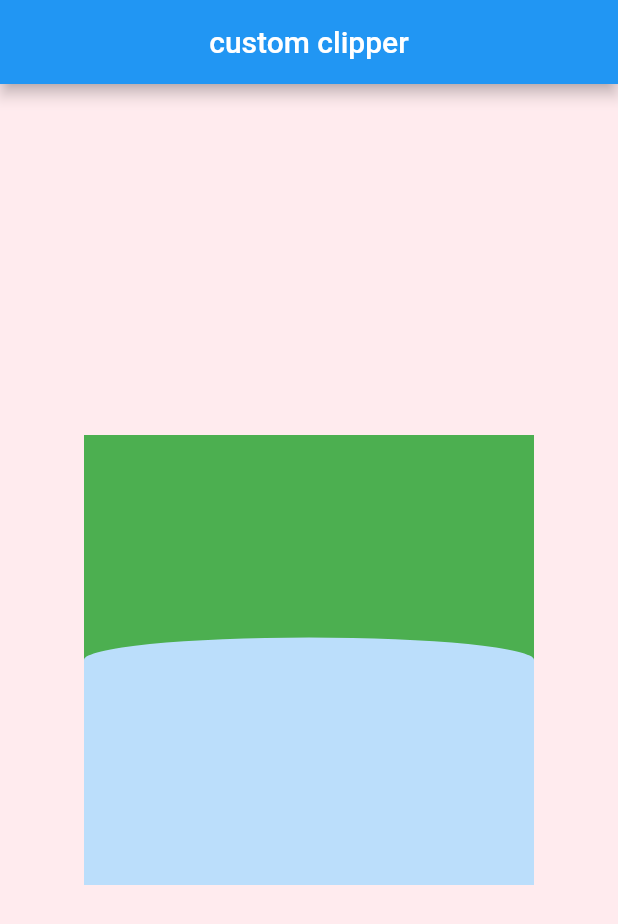
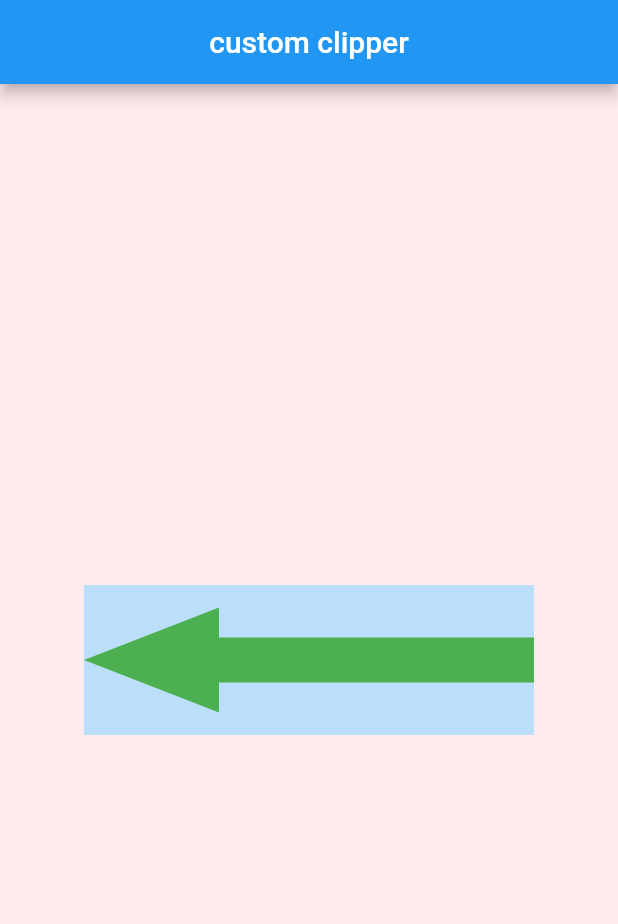
Before and after one commit to AbdelrahmanElghoul/cusom_clippers, a Flutter app: the screen it shows after launch, on a phone screen of 412 x 824 dp. Shown: the top 924 px of the screen. Run offline on Flutter 3.47's test engine with Material 2 defaults, Android fonts, the phone set to English and light mode, and no system bars.

Commit message:
arrow clipper only pointing to left so far.

```diff
--- a/lib/custom_clippers/arc_clipper.dart
+++ b/lib/custom_clippers/arc_clipper.dart
@@ -7,7 +7,7 @@ import 'package:flutter/material.dart';
 
 class ArcClipper extends CustomClipper<Path> {
   double get heightRatio => startRatio + .5;
-  double startRatio = .0;
+  final double startRatio = .0;
   final double hPadding;
   ArcClipper({this.hPadding=20});
   @override
--- /dev/null
+++ b/lib/custom_clippers/arrow_clipper.dart
@@ -0,0 +1,54 @@
+
+import 'package:flutter/material.dart';
+
+class ArrowClipper extends CustomClipper<Path> {
+  final double headRatio;
+  final double headHeightRatio;
+  final double rectangleHeight;
+
+  ArrowClipper({
+    this.headRatio = .3,
+    this.headHeightRatio = .7,
+    this.rectangleHeight = .3,
+  });
+
+  late double _centerHeight;
+
+  @override
+  Path getClip(Size size) {
+    Path path = Path();
+    _centerHeight = size.height * .5;
+    _arrowHead(path: path, size: size);
+    _arrowBody(path: path, size: size);
+
+    path.close();
+    return path;
+  }
+
+  void _arrowBody({required Path path, required Size size}) {
+    final double startHeight =
+        _centerHeight - (size.height * (rectangleHeight / 2));
+    final double endHeight =
+        _centerHeight + (size.height * (rectangleHeight / 2));
+    final double startWidth = size.width * headRatio;
+    final double endWidth = size.width;
+
+    path.moveTo(startWidth, startHeight);
+    path.lineTo(endWidth, startHeight);
+    path.lineTo(endWidth, endHeight);
+    path.lineTo(startWidth, endHeight);
+  }
+
+  void _arrowHead({required Path path, required Size size}) {
+    path.moveTo(0, _centerHeight);
+    final double startHeight =
+        _centerHeight - (size.height * (headHeightRatio / 2));
+    final double endHeight =
+        _centerHeight + (size.height * (headHeightRatio / 2));
+    path.lineTo(size.width * headRatio, startHeight);
+    path.lineTo(size.width * headRatio, endHeight);
+  }
+
+  @override
+  bool shouldReclip(old) => old != this;
+}
--- a/lib/home_screen.dart
+++ b/lib/home_screen.dart
@@ -1,5 +1,7 @@
 import 'package:flutter/material.dart';
 import 'custom_clippers/arc_clipper.dart';
+import 'custom_clippers/arrow_clipper.dart';
+import 'custom_clippers/zegzag_clipper.dart';
 
 class HomeScreen extends StatelessWidget {
   const HomeScreen({Key? key}) : super(key: key);
@@ -16,9 +18,11 @@ class HomeScreen extends StatelessWidget {
         child: Container(
           color: Colors.blue.shade100,
           child: ClipPath(
-            clipper: ArcClipper(hPadding: 0),
+            clipper: ArrowClipper(
+
+            ),
             child: Container(
-              height: 300,
+              height: 100,
               width: 300,
               color: Colors.green,
             ),
```
